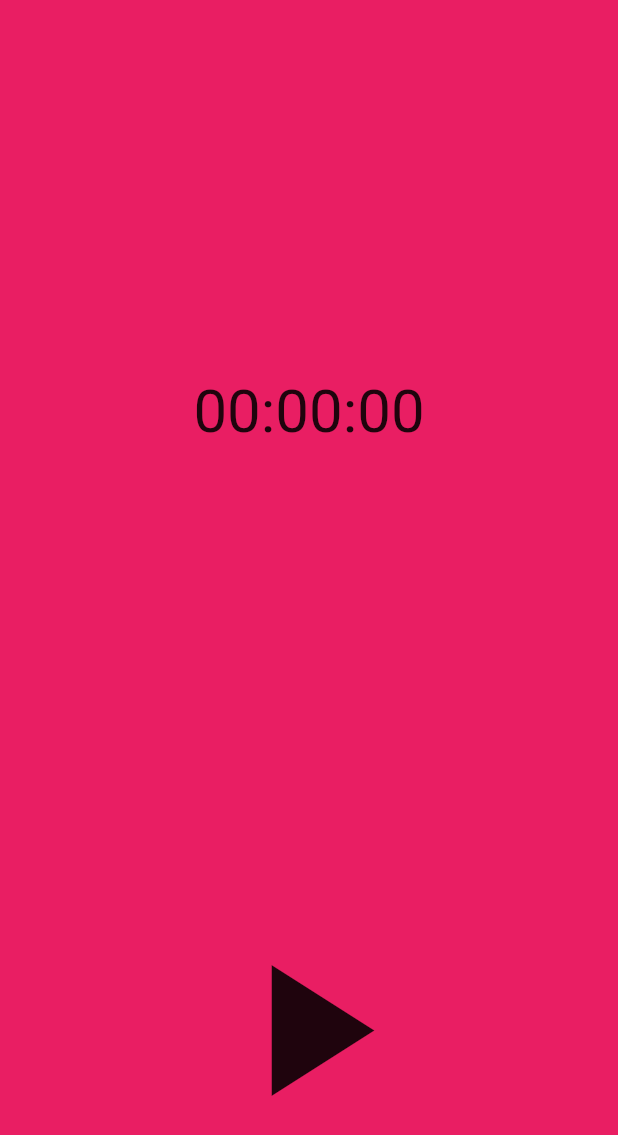
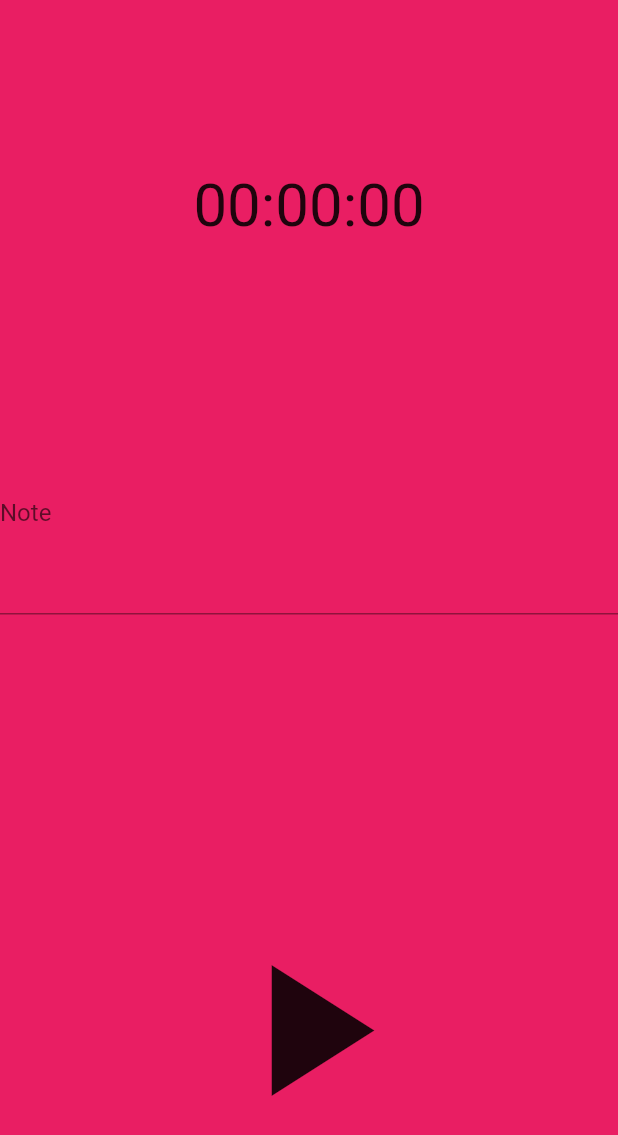
Before and after one commit to WaltDeyzel/Project-Time-Tracker, a Flutter app: the TimerScreen screen opened by its route, on a phone screen of 412 x 824 dp. Shown: the top 1135 px of the screen. Run offline on Flutter 3.47's test engine with Material 2 defaults, Android fonts, the phone set to English and light mode, and no system bars.

Commit message:
Can now add notes during timed session.

```diff
--- a/lib/screens/timer_screen.dart
+++ b/lib/screens/timer_screen.dart
@@ -18,18 +18,20 @@ enum ButtonTimer {
 
 class _TimerScreenState extends State<TimerScreen> {
   final Duration _duration = const Duration(seconds: 1);
+  final _form = GlobalKey<FormState>();
   DateTime _startTime;
   DateTime _endTime;
   ButtonTimer _startOrPause = ButtonTimer.Play;
   String _timeDisplay = "00:00:00";
+  String _note;
 
   var _stopwatch = Stopwatch();
 
-  void _startTimer(){
+  void _startTimer() {
     Timer(_duration, _keepRunning);
   }
 
-  void _keepRunning(){
+  void _keepRunning() {
     if (_stopwatch.isRunning) {
       _startTimer();
     }
@@ -63,16 +65,16 @@ class _TimerScreenState extends State<TimerScreen> {
   @override
   Widget build(BuildContext context) {
     final height = MediaQuery.of(context).size.height;
-    final project =
-        ModalRoute.of(context).settings.arguments as Project;
+    final project = ModalRoute.of(context).settings.arguments as Project;
     return Scaffold(
-      body: Column(
+      body: SingleChildScrollView(
+        child: Column(
           children: <Widget>[
             GestureDetector(
               onLongPress: () {
                 _stopwatch.reset();
+                _stopwatch.stop();
                 _startOrPause = ButtonTimer.Play;
-              Navigator.of(context).pop();
               },
               child: Container(
                 child: Center(
@@ -82,7 +84,21 @@ class _TimerScreenState extends State<TimerScreen> {
                   ),
                 ),
                 color: Colors.pink,
-              height: 2 * height / 3,
+                height: 1 * height / 3,
+              ),
+            ),
+            Container(
+              height: 1 * height / 3,
+              color: Colors.pink,
+              child: Form(
+                key: _form,
+                child: TextFormField(
+                  decoration: InputDecoration(labelText: "Note"),
+                  maxLines: 5,
+                  onSaved: (newValue) {
+                    _note = newValue;
+                  },
+                ),
               ),
             ),
             Container(
@@ -90,17 +106,19 @@ class _TimerScreenState extends State<TimerScreen> {
               color: Colors.pink,
               child: FlatButton(
                 onLongPress: () {
-                if(_timeDisplay != "00:00:00")
-                project.addTimeStamp(TimeStamps(id: "AA1", startTime: _startTime, endTime: _endTime, note: "New note"));
+                  if (_timeDisplay != "00:00:00") _form.currentState.save();
+                  project.addTimeStamp(TimeStamps(
+                      id: "AA1",
+                      startTime: _startTime,
+                      endTime: _endTime,
+                      note: _note.length == 0 ? "..." : _note));
                   Navigator.of(context).pop();
                 },
                 onPressed: () {
                   if (_startOrPause == ButtonTimer.Play) {
                     _startTime = DateTime.now();
                     _startStopwatch();
-
-                }
-                else if (_startOrPause == ButtonTimer.Pause) {
+                  } else if (_startOrPause == ButtonTimer.Pause) {
                     _endTime = DateTime.now();
                     _stopStopwatch();
                   }
@@ -122,6 +140,7 @@ class _TimerScreenState extends State<TimerScreen> {
             ),
           ],
         ),
+      ),
     );
   }
 }
```
Lines whose indentation alone changed are shown as unchanged.
